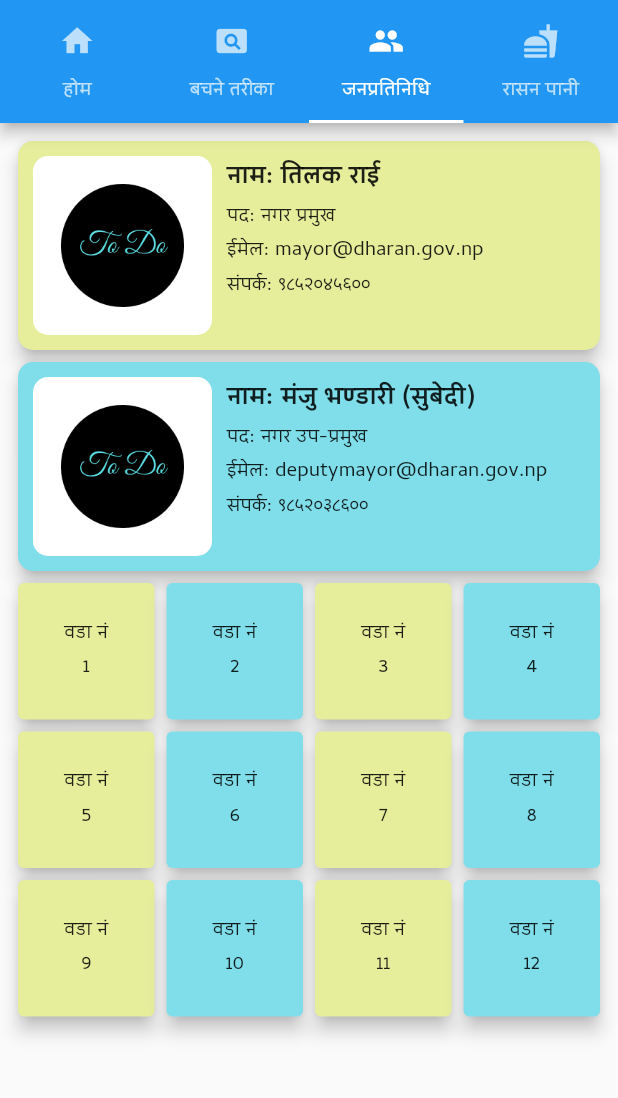
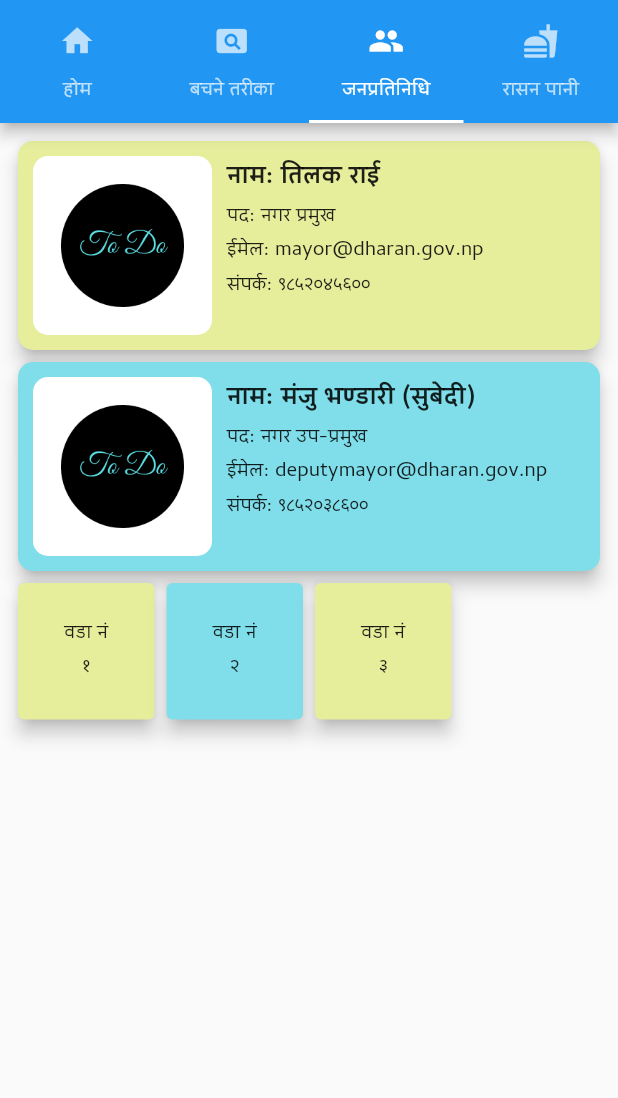
Before and after one commit to aashizpoudel/covidapp, a Flutter app: the screen it shows after launch, tab 3 chosen, on a phone screen of 412 x 824 dp, the part 72-1170 px from its top. Run offline on Flutter 3.47's test engine with Material 2 defaults, Android fonts, the phone set to English and light mode, and no system bars.

Commit message:
wada details

```diff
--- a/lib/Screens/third_tab.dart
+++ b/lib/Screens/third_tab.dart
@@ -1,18 +1,70 @@
+import 'package:covidapp/Screens/pages/wada_details.dart';
 import 'package:flutter/material.dart';
 
 class ThirdTab extends StatelessWidget {
-
-
-  Color getColor(i){
+  final List<Map<String, dynamic>> wadaDetail = [
+    {
+      'wada no': '१',
+      'peoples': [
+        {
+          'name': 'बिनोद मानन्धर',
+          'post': 'नगरसभा सदस्य',
+          'image': 'images/ToDo.png',
+          'contact': '९८४२०४०९०९',
+        },
+        {
+          'name': 'बिनोद मानन्धर',
+          'post': 'नगरसभा सदस्य',
+          'image': 'images/ToDo.png',
+          'contact': '९८४२०४०९०९',
+        }
+      ]
+    },
+    {
+      'wada no': '२',
+      'peoples': [
+        {
+          'name': 'बिनोद मानन्धर',
+          'post': 'नगरसभा सदस्य',
+          'image': 'images/ToDo.png',
+          'contact': '९८४२०४०९०९',
+        },
+        {
+          'name': 'बिनोद मानन्धर',
+          'post': 'नगरसभा सदस्य',
+          'image': 'images/ToDo.png',
+          'contact': '९८४२०४०९०९',
+        }
+      ]
+    },
+    {
+      'wada no': '३',
+      'peoples': [
+        {
+          'name': 'बिनोद मानन्धर',
+          'post': 'नगरसभा सदस्य',
+          'image': 'images/ToDo.png',
+          'contact': '९८४२०४०९०९',
+        },
+        {
+          'name': 'बिनोद मानन्धर',
+          'post': 'नगरसभा सदस्य',
+          'image': 'images/ToDo.png',
+          'contact': '९८४२०४०९०९',
+        }
+      ]
+    },
+  ];
+  Color getColor(i) {
     Color color;
-    if(i % 2 == 0){
+    if (i % 2 == 0) {
       color = Colors.lime[200];
-    }else
-    {
+    } else {
       color = Colors.cyan[200];
     }
     return color;
   }
+
   @override
   Widget build(BuildContext context) {
     return Padding(
@@ -37,19 +89,30 @@ class ThirdTab extends StatelessWidget {
           ),
           Expanded(
             child: GridView.builder(
-                itemCount: 12,
-                gridDelegate: SliverGridDelegateWithFixedCrossAxisCount(
-                    crossAxisCount: 4),
-                itemBuilder: (context, i) {
-                  return Card(
+              itemCount: wadaDetail.length,
+              gridDelegate:
+                  SliverGridDelegateWithFixedCrossAxisCount(crossAxisCount: 4),
+              itemBuilder: (context, i) {
+                return GestureDetector(
+                  onTap: () => Navigator.push(
+                    context,
+                    MaterialPageRoute(
+                      builder: (context) => WadaDetails(
+                        wadaPeople: wadaDetail[i],
+                      ),
+                    ),
+                  ),
+                  child: Card(
                     color: getColor(i),
                     elevation: 5,
                     child: Column(
                       mainAxisAlignment: MainAxisAlignment.center,
-                      children: <Widget>[Text('वडा नं'), Text('${i + 1}')],
+                      children: <Widget>[Text('वडा नं'), Text('${wadaDetail[i]['wada no']}')],
                     ),
-                  );
-                }),
+                  ),
+                );
+              },
+            ),
           )
         ],
       ),
```
Also changed, not shown: lib/Screens/pages/wada_details.dart (added, +51 -0 lines).
